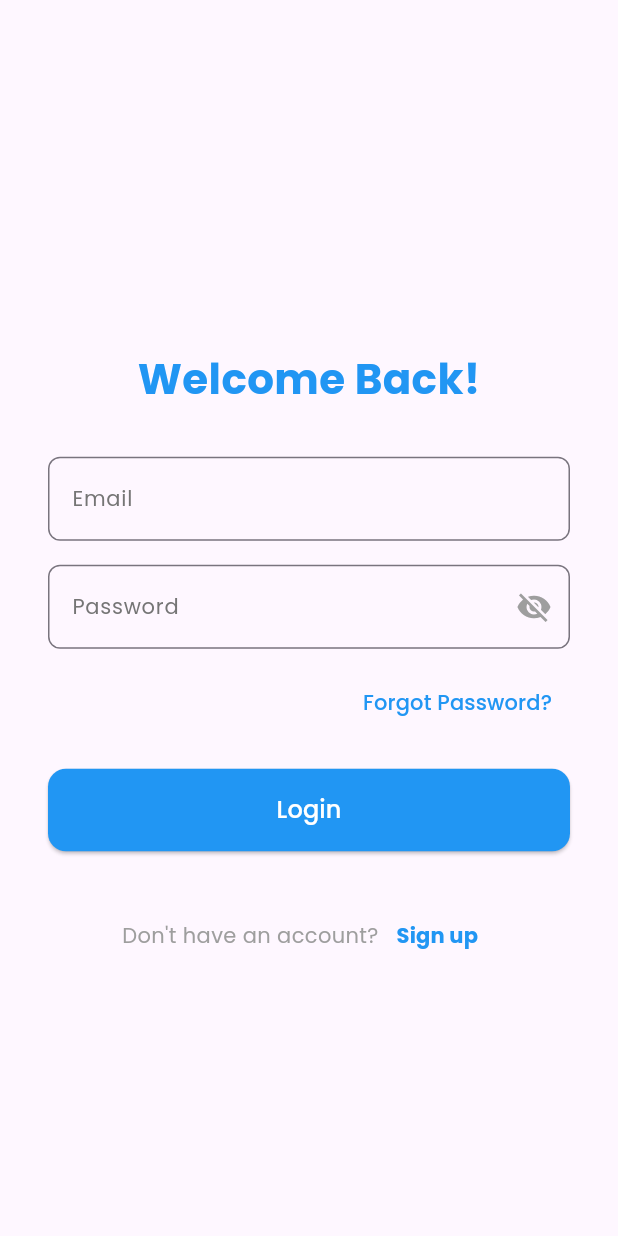
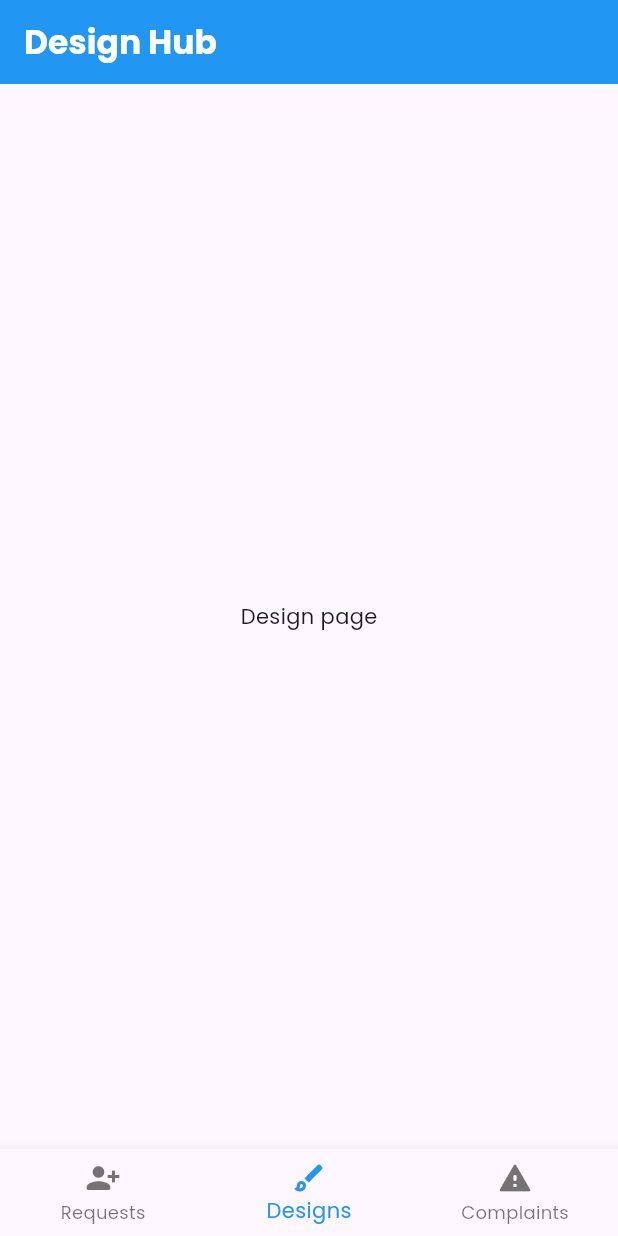
Before and after one commit to nandanaraju45/design-hub, a Flutter app: the screen it shows after launch, on a phone screen of 412 x 824 dp. Run offline on Flutter 3.47's test engine with Material 3 defaults, Android fonts, the phone set to English and light mode, and no system bars; our stand-ins replace cached_network_image, carousel_slider, cloud_firestore, firebase_auth, firebase_core, font_awesome_flutter and 5 more; accounts and stored records are empty.

Commit message:
admin home added

```diff
--- a/lib/main.dart
+++ b/lib/main.dart
@@ -1,3 +1,4 @@
+import 'package:design_hub/screens/admin_home/admin_home_screen.dart';
 import 'package:design_hub/screens/splash_screen.dart';
 import 'package:firebase_core/firebase_core.dart';
 import 'package:flutter/material.dart';
@@ -15,7 +16,7 @@ class MyApp extends StatelessWidget {
   @override
   Widget build(BuildContext context) {
     return MaterialApp(
-      home: SplashScreen(),
+      home: AdminHomeScreen(),
       theme: ThemeData(
         textTheme: GoogleFonts.poppinsTextTheme()
       ),
--- /dev/null
+++ b/lib/screens/admin_home/admin_home_screen.dart
@@ -0,0 +1,72 @@
+import 'package:design_hub/screens/admin_home/complaints_page.dart';
+import 'package:design_hub/screens/admin_home/designs_page.dart';
+import 'package:design_hub/screens/admin_home/requests_page.dart';
+import 'package:flutter/material.dart';
+
+class AdminHomeScreen extends StatefulWidget {
+  const AdminHomeScreen({super.key});
+
+  @override
+  State<AdminHomeScreen> createState() => _AdminHomeScreenState();
+}
+
+class _AdminHomeScreenState extends State<AdminHomeScreen> {
+
+  final pages = [
+    RequestsPage(),
+    DesignsPage(),
+    ComplaintsPage()
+  ];
+
+  static int selectedIndex = 1;
+
+  @override
+  Widget build(BuildContext context) {
+    return Scaffold(
+      appBar: AppBar(
+        backgroundColor: Colors.blue,
+        foregroundColor: Colors.white,
+        title: Text(
+          selectedIndex == 0
+          ? 'Designer Requests'
+          : selectedIndex == 1
+          ? 'Design Hub'
+          : 'Complaints',
+          style: TextStyle(
+            fontWeight: selectedIndex == 1
+            ? FontWeight.bold
+            :null
+          ),
+        )
+      ),
+      bottomNavigationBar: BottomNavigationBar(
+        currentIndex: selectedIndex,
+        onTap: (value) => setState(() {
+          selectedIndex = value;
+        }),
+        selectedItemColor: Colors.blue,
+        items: [
+          BottomNavigationBarItem(
+            icon: Icon(
+              Icons.person_add_alt_1_rounded
+            ),
+            label: 'Requests'
+          ),
+          BottomNavigationBarItem(
+            icon: Icon(
+              Icons.brush_outlined
+            ),
+            label: 'Designs'
+          ),
+          BottomNavigationBarItem(
+            icon: Icon(
+              Icons.report_problem_rounded,
+            ),
+            label: 'Complaints'
+          )
+        ],
+      ),
+      body: pages[selectedIndex],
+    );
+  }
+}
--- /dev/null
+++ b/lib/screens/admin_home/designs_page.dart
@@ -0,0 +1,19 @@
+import 'package:flutter/material.dart';
+
+class DesignsPage extends StatefulWidget {
+  const DesignsPage({super.key});
+
+  @override
+  State<DesignsPage> createState() => _DesignsPageState();
+}
+
+class _DesignsPageState extends State<DesignsPage> {
+  @override
+  Widget build(BuildContext context) {
+    return Scaffold(
+      body: Center(
+        child: Text('Design page'),
+      ),
+    );
+  }
+}
--- a/lib/screens/customer_signup_screen.dart
+++ b/lib/screens/customer_signup_screen.dart
@@ -24,8 +24,7 @@ class _CustomerSignupScreenState extends State<CustomerSignupScreen> {
   final TextEditingController emailController = TextEditingController();
   final TextEditingController phoneController = TextEditingController();
   final TextEditingController passwordController = TextEditingController();
-  final TextEditingController confirmPasswordController =
-      TextEditingController();
+  final TextEditingController confirmPasswordController =  TextEditingController();
 
   final validators = Validators();
   final imagepicker = ImagePickerService();
--- a/lib/screens/designer_signup_screen.dart
+++ b/lib/screens/designer_signup_screen.dart
@@ -1,5 +1,5 @@
 import 'dart:io';
-
+import 'package:cloud_firestore/cloud_firestore.dart';
 import 'package:design_hub/cloudinary/cloudinary_service.dart';
 import 'package:design_hub/firebase/authentication/authentication.dart';
 import 'package:design_hub/firebase/firestore/designer_service.dart';
@@ -9,8 +9,6 @@ import 'package:design_hub/helpers/validators.dart';
 import 'package:design_hub/models/design_model.dart';
 import 'package:design_hub/models/designer_detailes_model.dart';
 import 'package:design_hub/models/user_model.dart';
-import 'package:design_hub/screens/customer_home_screen.dart';
-import 'package:design_hub/screens/designer_home.dart';
 import 'package:design_hub/screens/quiz_screen.dart';
 import 'package:design_hub/widgets/form_text_field.dart';
 import 'package:design_hub/widgets/snackbar.dart';
@@ -85,8 +83,10 @@ class _DesignerSignupScreenState extends State<DesignerSignupScreen> {
         uid: uid,
         qualification: qualification,
         category: _selectedCategory!,
+        quizPassedAt: null,
         isApproved: false,
         isQuizPassed: false,
+        isDeclined: false
       );
 
       await userService.saveUser(user);
--- a/lib/screens/quiz_screen.dart
+++ b/lib/screens/quiz_screen.dart
@@ -1,3 +1,4 @@
+import 'package:cloud_firestore/cloud_firestore.dart';
 import 'package:design_hub/firebase/firestore/designer_service.dart';
 import 'package:design_hub/firebase/firestore/quiz_service.dart';
 import 'package:design_hub/models/designer_detailes_model.dart';
@@ -77,6 +78,7 @@ class _QuizScreenState extends State<QuizScreen> {
     if (_passed) {
       DesignerDetailesModel updatedDesignDetail = widget.designerDetailes;
       updatedDesignDetail.isQuizPassed = true;
+      updatedDesignDetail.quizPassedAt = Timestamp.now();
       await designerService.saveDesignerDetails(updatedDesignDetail);
     }
   }
--- a/pubspec.yaml
+++ b/pubspec.yaml
@@ -19,7 +19,7 @@ publish_to: 'none' # Remove this line if you wish to publish to pub.dev
 version: 1.0.0+1
 
 environment:
-  sdk: ^3.6.0
+  sdk: '>=3.1.3 <4.0.0'
 
 # Dependencies specify other packages that your package needs in order to work.
 # To automatically upgrade your package dependencies to the latest versions
@@ -48,6 +48,7 @@ dependencies:
   firebase_storage: ^12.4.5
   http: ^1.3.0
   crypto: ^3.0.6
+  timeago: ^3.7.0
 
 dev_dependencies:
   flutter_test:
```
Also changed, not shown: lib/firebase/authentication/authentication.dart (+12 -1 lines), lib/firebase/firestore/designer_service.dart (+14 -0 lines), lib/models/designer_detailes_model.dart (+9 -0 lines), lib/screens/admin_home/complaints_page.dart (added, +19 -0 lines), lib/screens/admin_home/requests_page.dart (added, +107 -0 lines), lib/screens/login_screen.dart (+16 -4 lines), lib/screens/splash_screen.dart (+29 -5 lines), pubspec.lock, 98 other files.
